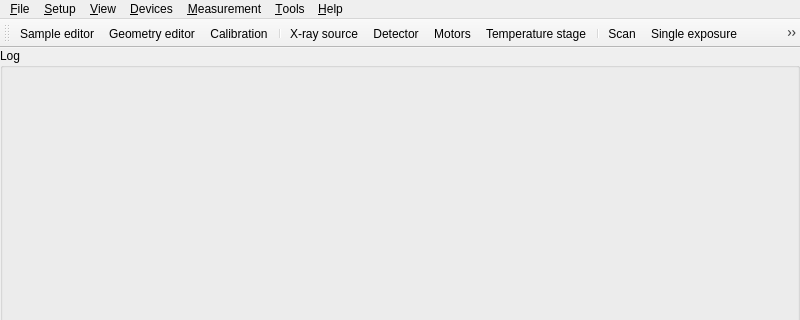
awacha/cct, file cct/qtgui/mainwindow/mainwindow.ui: the form before one commit; both pictures show x 0 to 800 and y 0 to 320 of the 800 by 640 pixel window.
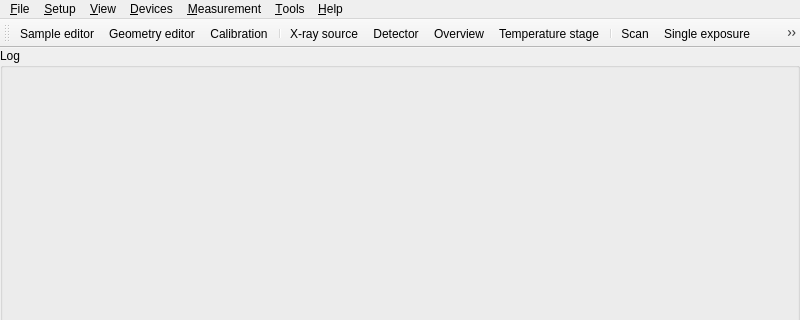
The form after the commit. Icons and pictures are not drawn.

Commit message: Motor autocalibration UI

Patch:
```diff
--- a/cct/qtgui/mainwindow/mainwindow.ui
+++ b/cct/qtgui/mainwindow/mainwindow.ui
@@ -799,7 +799,7 @@
      <normaloff>:/icons/motor.svg</normaloff>:/icons/motor.svg</iconset>
    </property>
    <property name="text">
-    <string>Motors</string>
+    <string>Overview</string>
    </property>
    <property name="toolTip">
     <string>Control the motors</string>
```
Left out of the diff: 21 changed lines with no effect on the pictures. The commit also changes 5 other files.
